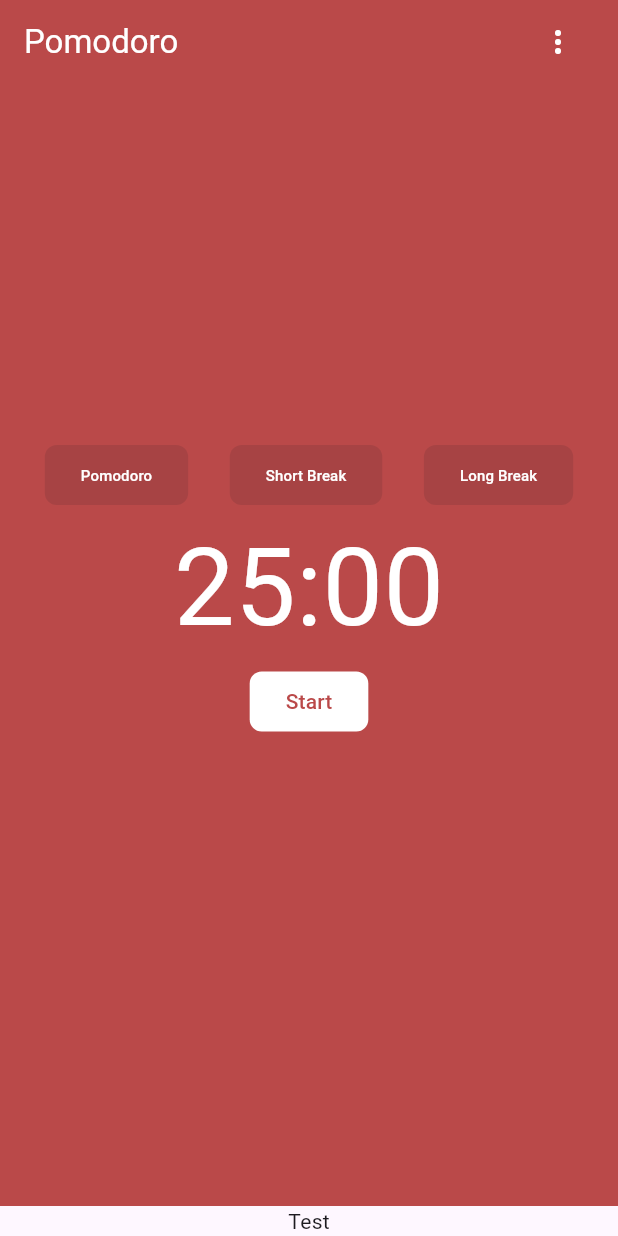
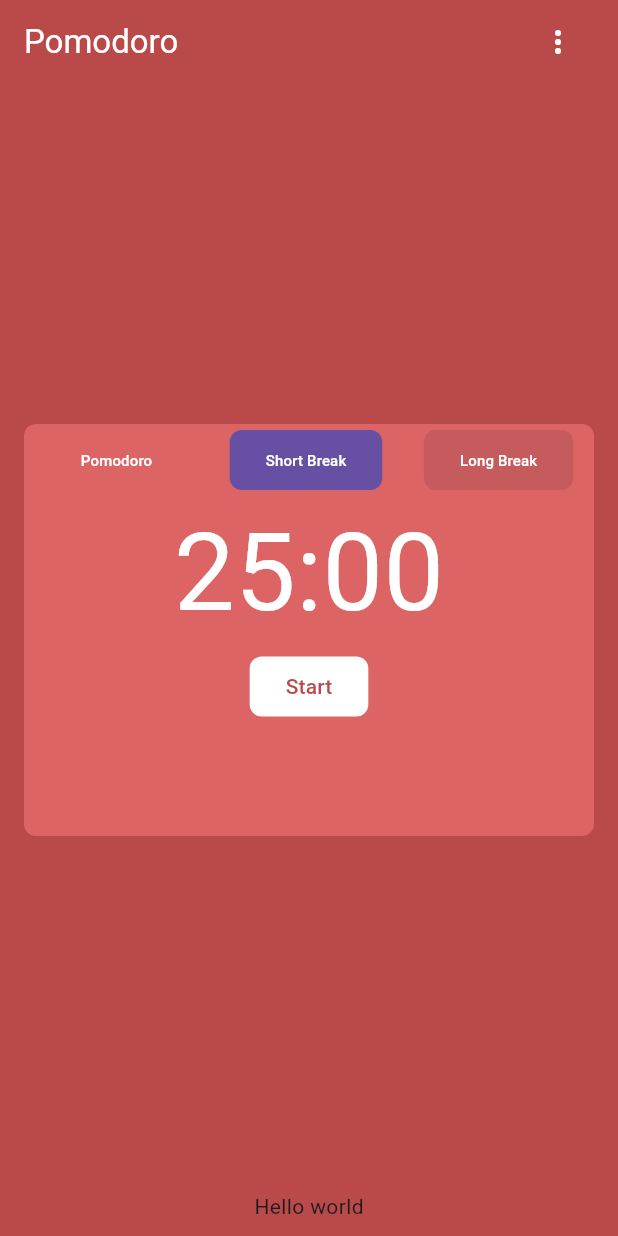
Before and after one commit to mfdpdev/pomodoro-app, a Flutter app: the screen it shows after launch, on a phone screen of 412 x 824 dp. Run offline on Flutter 3.47's test engine with Material 3 defaults, Android fonts, the phone set to English and light mode, and no system bars.

Commit message:
feat: Implementation of color changing display with transitions

```diff
--- a/lib/main.dart
+++ b/lib/main.dart
@@ -21,11 +21,18 @@ class MyApp extends StatelessWidget {
   }
 }
 
-class Home extends StatelessWidget {
-
+class Home extends StatefulWidget {
   final String title;
 
   const Home({super.key, required this.title});
+
+  @override
+  State<Home> createState() => _HomeState();
+}
+
+class _HomeState extends State<Home> {
+
+  Color bg = CustomColors.primary;
 
   @override
   Widget build(BuildContext context) {
@@ -37,7 +44,7 @@ class Home extends StatelessWidget {
             mainAxisAlignment: MainAxisAlignment.spaceBetween,
             children: [
               Text(
-                title,
+                widget.title,
                 style: TextStyle(
                   color: Colors.white,
                 )
@@ -51,27 +58,38 @@ class Home extends StatelessWidget {
             ]
           ),
         ),
-        body: Column(
+        body: AnimatedContainer(
+          duration: const Duration(milliseconds: 500),
+          color: bg,
+          child:  Column(
             children: [
               Expanded(
-              child: Container(
-                width: double.infinity,
-                color: CustomColors.primary,
+                // child: Container(
+                //   width: double.infinity,
+                //   color: bg,
                 child: Center(
                     child: Padding(
                       padding: EdgeInsets.all(16.0),
                       child: Container(
+                        decoration: BoxDecoration(
+                          color: CustomColors.p,
+                          borderRadius: BorderRadius.circular(8.0), // Mengatur radius sudut
+                        ),
                         width: double.infinity,
                         height: MediaQuery.of(context).size.height / 3,
-                      color: CustomColors.primary,
                         child: Column(
                           children: [
                             Row(
                               mainAxisAlignment: MainAxisAlignment.spaceAround,
                               children: [
                                 FilledButton(
-                                onPressed: null,
+                                  onPressed: (){
+                                    setState((){
+                                      bg = CustomColors.primary;
+                                    });
+                                  },
                                   style: ButtonStyle(
+                                    backgroundColor: MaterialStateProperty.all(Colors.transparent),
                                     shape: MaterialStateProperty.all(
                                       RoundedRectangleBorder(
                                         borderRadius: BorderRadius.circular(8.0)
@@ -86,7 +104,11 @@ class Home extends StatelessWidget {
                                   )
                                 ),
                                 FilledButton(
-                                onPressed: null,
+                                  onPressed: (){
+                                    setState((){
+                                      bg = CustomColors.secondary;
+                                    });
+                                  },
                                   style: ButtonStyle(
                                     shape: MaterialStateProperty.all(
                                       RoundedRectangleBorder(
@@ -148,12 +170,45 @@ class Home extends StatelessWidget {
                       )
                     )
                   )
+              ),
+              Container(
+                height: 40,
+                color: CustomColors.primary,
+                child: Center(
+                  child: const Text('Hello world')
                 )
-            ),
-            Text('Test')
+              )
             ]
+          )
         ),
       )
     );
   }
 }
+
+// Widget _buildModeButton(String text, Color color) {
+//   bool isActive = _currentBackgroundColor == color;
+//   return FilledButton(
+//     onPressed: () {
+//       setState(() {
+//         _currentBackgroundColor = color;
+//       });
+//     },
+//     style: ButtonStyle(
+//       backgroundColor: MaterialStateProperty.all(isActive ? Colors.white : Colors.transparent),
+//       shape: MaterialStateProperty.all(
+//         RoundedRectangleBorder(
+//           borderRadius: BorderRadius.circular(8.0),
+//           side: BorderSide(color: Colors.white, width: isActive ? 0 : 1),
+//         ),
+//       ),
+//     ),
+//     child: Text(
+//       text,
+//       style: TextStyle(
+//         fontSize: 10.0,
+//         color: isActive ? color : Colors.white,
+//       ),
+//     ),
+//   );
+// }
--- a/lib/widgets/custom_colors.dart
+++ b/lib/widgets/custom_colors.dart
@@ -10,4 +10,8 @@ class CustomColors {
   static const Color primary = Color(0xFFBA4949); // rgb(186, 73, 73)
   static const Color secondary = Color(0xFF38858A); // rgb(56, 133, 138)
   static const Color accent = Color(0xFF397097); // rgb(57, 112, 151)
+
+  static const Color p = Color(0xFFDC6464); // Lebih cerah dari rgb(186, 73, 73)
+  static const Color s = Color(0xFF5AA0A5); // Lebih cerah dari rgb(56, 133, 138)
+  static const Color a = Color(0xFF508CB4); // Lebih cerah dari rgb(57, 112, 151)
 }
```
Lines whose indentation alone changed are shown as unchanged.
